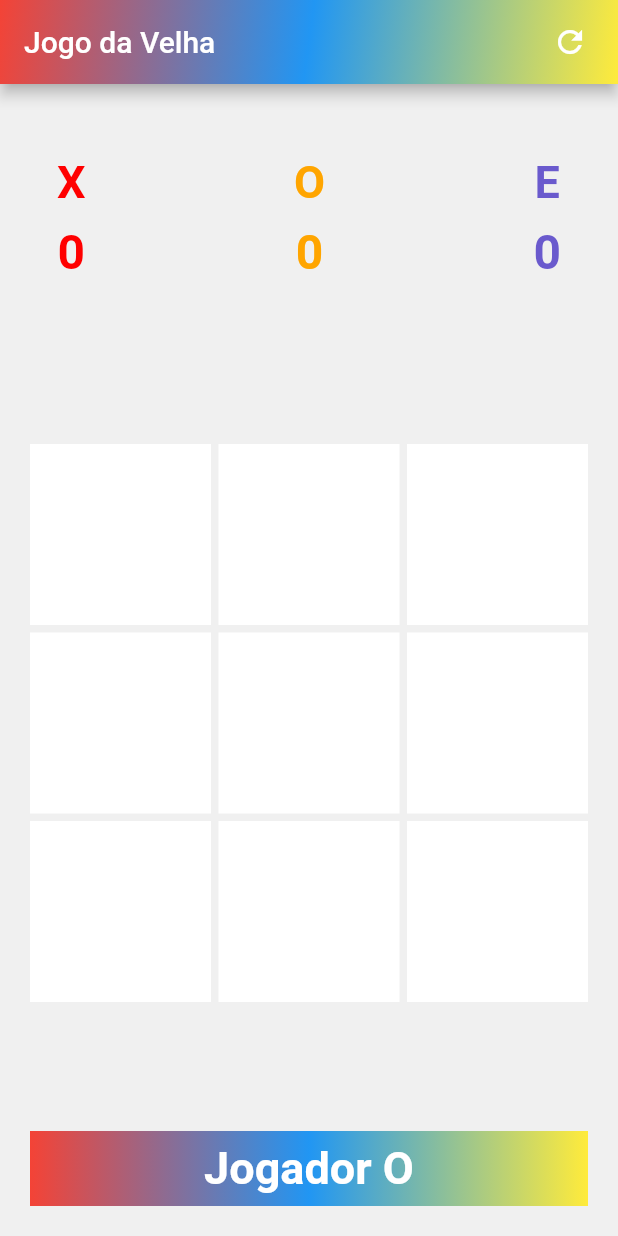
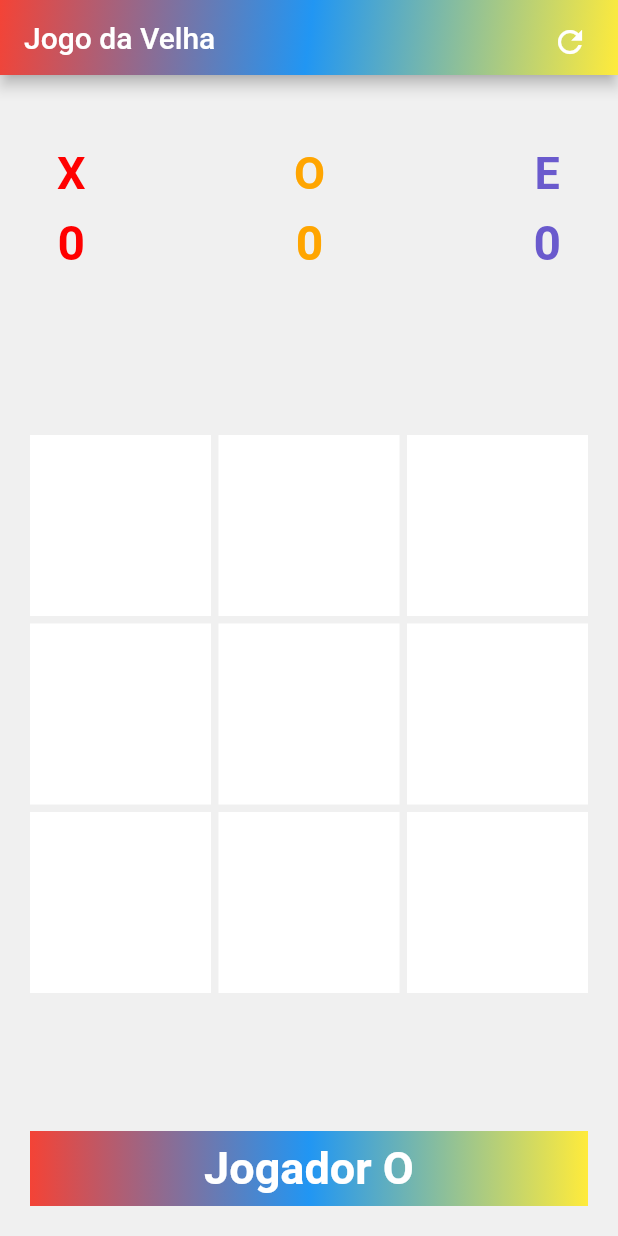
Before and after one commit to Joao3run/jogodavelhaflutter, a Flutter app: the screen it shows after launch, on a phone screen of 412 x 824 dp. Run offline on Flutter 3.47's test engine with Material 2 defaults, Android fonts, the phone set to English and light mode, and no system bars; our stand-ins replace audioplayers.

Commit message:
Changes components

```diff
--- a/lib/components/action_icon.dart
+++ b/lib/components/action_icon.dart
@@ -1,15 +1,22 @@
-import 'package:flutter/cupertino.dart';
 import 'package:flutter/material.dart';
 
-Widget actionIcon({IconData icon, Function onPressed}) {
-  return Padding(
-    padding: const EdgeInsets.all(8.0),
-    child: IconButton(
+class ActionIcon extends StatelessWidget {
+  final IconData icon;
+  final Function onPressed;
+
+  ActionIcon({
+    this.icon,
+    this.onPressed,
+  });
+
+  @override
+  Widget build(BuildContext context) {
+    return IconButton(
       icon: Icon(
         icon,
         color: Colors.white,
       ),
       onPressed: onPressed,
-    ),
-  );
+    );
+  }
 }
--- a/lib/components/app_bar.dart
+++ b/lib/components/app_bar.dart
@@ -1,10 +1,19 @@
 import 'package:flutter/cupertino.dart';
 import 'package:flutter/material.dart';
 
-Widget appBar({String title, List<Padding> actions}) {
+class AppBarWidget extends StatelessWidget implements PreferredSizeWidget {
+  final String titleAppBar;
+  List<Padding> actions;
+  AppBarWidget({this.titleAppBar, this.actions});
+
+  @override
+  Size get preferredSize => const Size.fromHeight(50);
+
+  @override
+  Widget build(BuildContext context) {
     return AppBar(
       title: Text(
-      title,
+        titleAppBar,
         style: TextStyle(color: Colors.white),
       ),
       flexibleSpace: Container(
@@ -19,3 +28,4 @@ Widget appBar({String title, List<Padding> actions}) {
       actions: actions,
     );
   }
+}
--- a/lib/components/bottom_label.dart
+++ b/lib/components/bottom_label.dart
@@ -1,6 +1,11 @@
 import 'package:flutter/material.dart';
 
-Padding bottomLabel(bool player) {
+class BottomLabel extends StatelessWidget {
+  bool player;
+  BottomLabel(this.player);
+
+  @override
+  Widget build(BuildContext context) {
     return Padding(
       padding: const EdgeInsets.all(20.0),
       child: Row(mainAxisAlignment: MainAxisAlignment.spaceBetween, children: [
@@ -30,3 +35,4 @@ Padding bottomLabel(bool player) {
       ]),
     );
   }
+}
--- a/lib/components/score.dart
+++ b/lib/components/score.dart
@@ -1,7 +1,14 @@
 import 'package:flutter/cupertino.dart';
 import 'package:flutter/material.dart';
 
-Padding scoreLabel({String label, int score, Color color}) {
+class ScoreLabel extends StatelessWidget {
+  final String label;
+  int score;
+  Color color;
+  ScoreLabel({this.label, this.score, this.color});
+
+  @override
+  Widget build(BuildContext context) {
     return Padding(
       padding: const EdgeInsets.all(8.0),
       child: Column(
@@ -27,3 +34,4 @@ Padding scoreLabel({String label, int score, Color color}) {
       ),
     );
   }
+}
--- a/lib/components/scoreView.dart
+++ b/lib/components/scoreView.dart
@@ -2,7 +2,15 @@ import 'package:flutter/cupertino.dart';
 import 'package:flutter/material.dart';
 import 'package:jogodavelhaflutter/components/score.dart';
 
-SizedBox score({int crossWin, int circleWin, int draw}) {
+class Score extends StatelessWidget {
+  final int crossWin;
+  final int circleWin;
+  final int draw;
+
+  Score({this.crossWin, this.circleWin, this.draw});
+
+  @override
+  Widget build(BuildContext context) {
     return SizedBox(
       height: 100.0,
       child: Padding(
@@ -10,17 +18,17 @@ SizedBox score({int crossWin, int circleWin, int draw}) {
         child: Row(
           mainAxisAlignment: MainAxisAlignment.spaceBetween,
           children: <Widget>[
-          scoreLabel(
+            ScoreLabel(
               label: 'X',
               score: crossWin,
               color: Color.fromRGBO(255, 0, 0, 1.0),
             ),
-          scoreLabel(
+            ScoreLabel(
               label: 'O',
               score: circleWin,
               color: Color.fromRGBO(255, 165, 0, 1.0),
             ),
-          scoreLabel(
+            ScoreLabel(
               label: 'E',
               score: draw,
               color: Color.fromRGBO(106, 90, 205, 1.0),
@@ -29,4 +37,6 @@ SizedBox score({int crossWin, int circleWin, int draw}) {
         ),
       ),
     );
+    ;
   }
+}
--- a/lib/pages/TicTacToe.dart
+++ b/lib/pages/TicTacToe.dart
@@ -201,14 +201,17 @@ class _TicTacToeState extends State<TicTacToe> {
   @override
   Widget build(BuildContext context) {
     return Scaffold(
-      appBar: appBar(
-        title: 'Jogo da Velha',
+      appBar: AppBarWidget(
+        titleAppBar: 'Jogo da Velha',
         actions: [
-          actionIcon(
-              icon: Icons.refresh,
-              onPressed: () {
-                newGame();
-              }),
+          Padding(
+            padding: const EdgeInsets.all(8.0),
+            child: ActionIcon(
+                icon: Icons.refresh,
+                onPressed: () {
+                  newGame();
+                }),
+          ),
         ],
       ),
       body: Container(
@@ -221,7 +224,7 @@ class _TicTacToeState extends State<TicTacToe> {
               padding: const EdgeInsets.only(
                 top: 40,
               ),
-              child: score(
+              child: Score(
                 crossWin: crossWin,
                 circleWin: circleWin,
                 draw: draw,
@@ -259,7 +262,7 @@ class _TicTacToeState extends State<TicTacToe> {
                 ),
               ),
             ),
-            bottomLabel(isCross),
+            BottomLabel(isCross),
           ],
         ),
       ),
```
Lines whose indentation alone changed are shown as unchanged.
